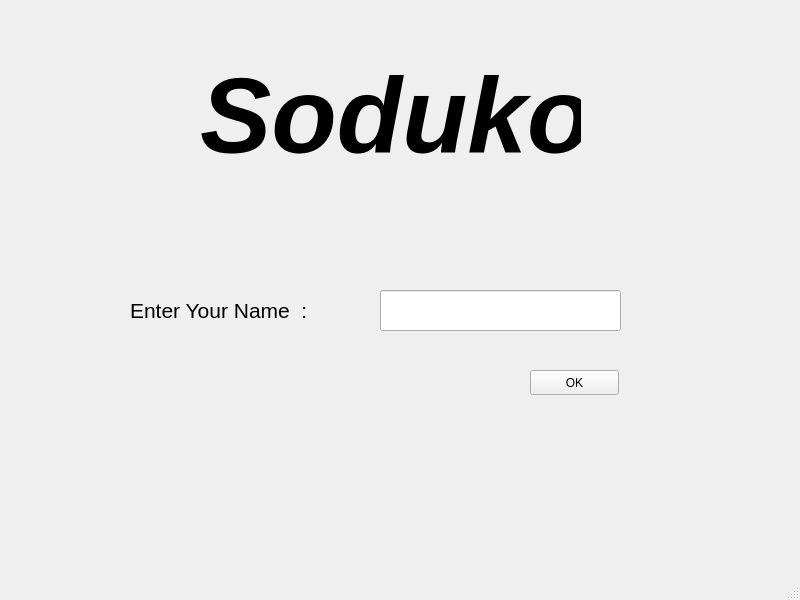
Old version of the form Soduko/mainwindow.ui in the repository UIAP4002-Dr-Mahdavi/mini-project-2-sudoku-Mohammadmx.
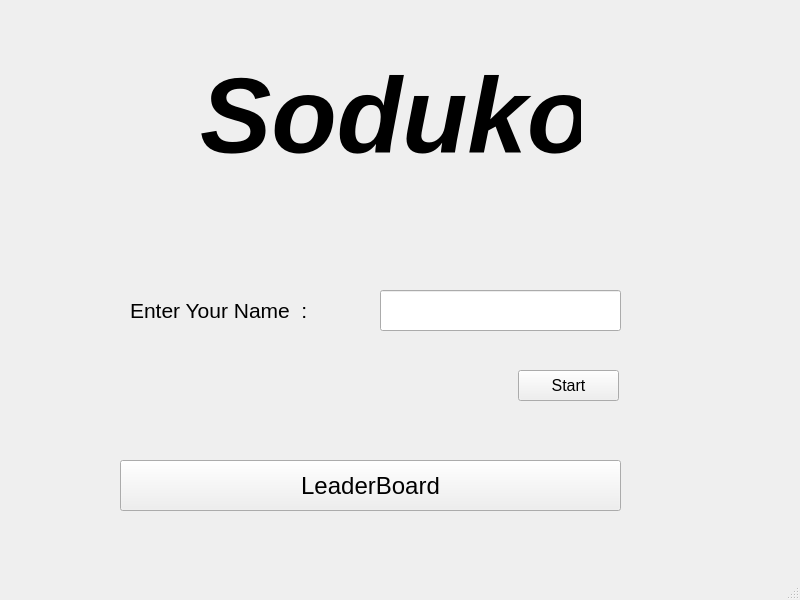
New version of the form.

```diff
--- a/Soduko/mainwindow.ui
+++ b/Soduko/mainwindow.ui
@@ -17,14 +17,19 @@
    <widget class="QPushButton" name="btn_login">
     <property name="geometry">
      <rect>
-      <x>530</x>
+      <x>518</x>
       <y>370</y>
-      <width>89</width>
-      <height>25</height>
+      <width>101</width>
+      <height>31</height>
      </rect>
     </property>
+    <property name="font">
+     <font>
+      <pointsize>12</pointsize>
+     </font>
+    </property>
     <property name="text">
-     <string>OK</string>
+     <string>Start</string>
     </property>
    </widget>
    <widget class="QLineEdit" name="enter_name">
@@ -82,6 +87,24 @@
      <string>Soduko</string>
     </property>
    </widget>
+   <widget class="QPushButton" name="btn_leaderboard">
+    <property name="geometry">
+     <rect>
+      <x>120</x>
+      <y>460</y>
+      <width>501</width>
+      <height>51</height>
+     </rect>
+    </property>
+    <property name="font">
+     <font>
+      <pointsize>18</pointsize>
+     </font>
+    </property>
+    <property name="text">
+     <string>LeaderBoard</string>
+    </property>
+   </widget>
   </widget>
   <widget class="QMenuBar" name="menubar">
    <property name="geometry">
```
